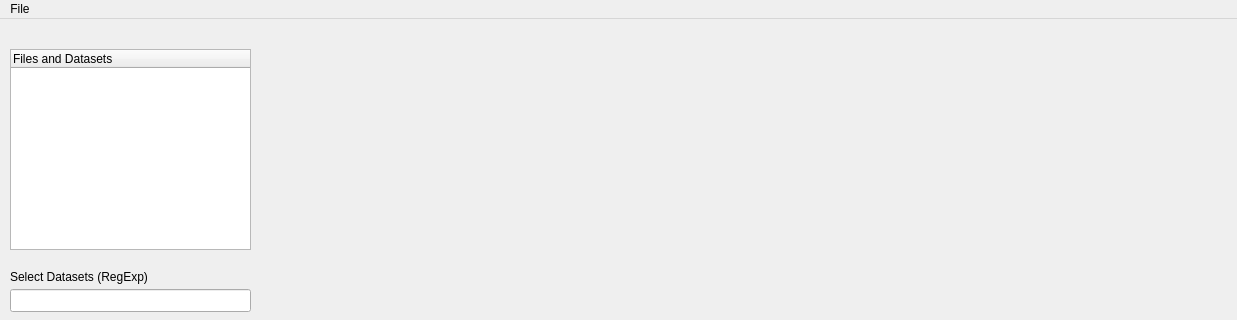
svenreiche/PyGenesis, file PyGenesis.ui: the form before one commit; both pictures show x 0 to 1237 and y 0 to 320 of the 1237 by 897 pixel window.
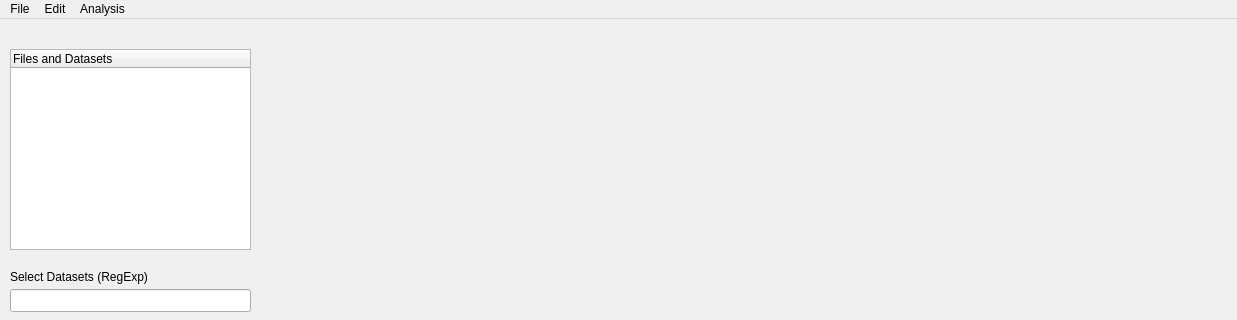
The form after the commit.

Commit message: Added correlation and convolution analysis

```diff
--- a/PyGenesis.ui
+++ b/PyGenesis.ui
@@ -152,7 +152,25 @@
     <addaction name="separator"/>
     <addaction name="actionQuit"/>
    </widget>
+   <widget class="QMenu" name="menuEdit">
+    <property name="title">
+     <string>Edit</string>
+    </property>
+    <addaction name="actionDelete"/>
+    <addaction name="actionDuplicate"/>
+   </widget>
+   <widget class="QMenu" name="menuAnalysis">
+    <property name="title">
+     <string>Analysis</string>
+    </property>
+    <addaction name="actionCor1"/>
+    <addaction name="actionCor2"/>
+    <addaction name="actionAutocorrelation"/>
+    <addaction name="actionWigner"/>
+   </widget>
    <addaction name="menuFile"/>
+   <addaction name="menuEdit"/>
+   <addaction name="menuAnalysis"/>
   </widget>
   <widget class="QStatusBar" name="statusbar"/>
   <action name="actionLoad">
```
Left out of the diff: 38 changed lines with no effect on the pictures. The commit also changes 2 other files.
